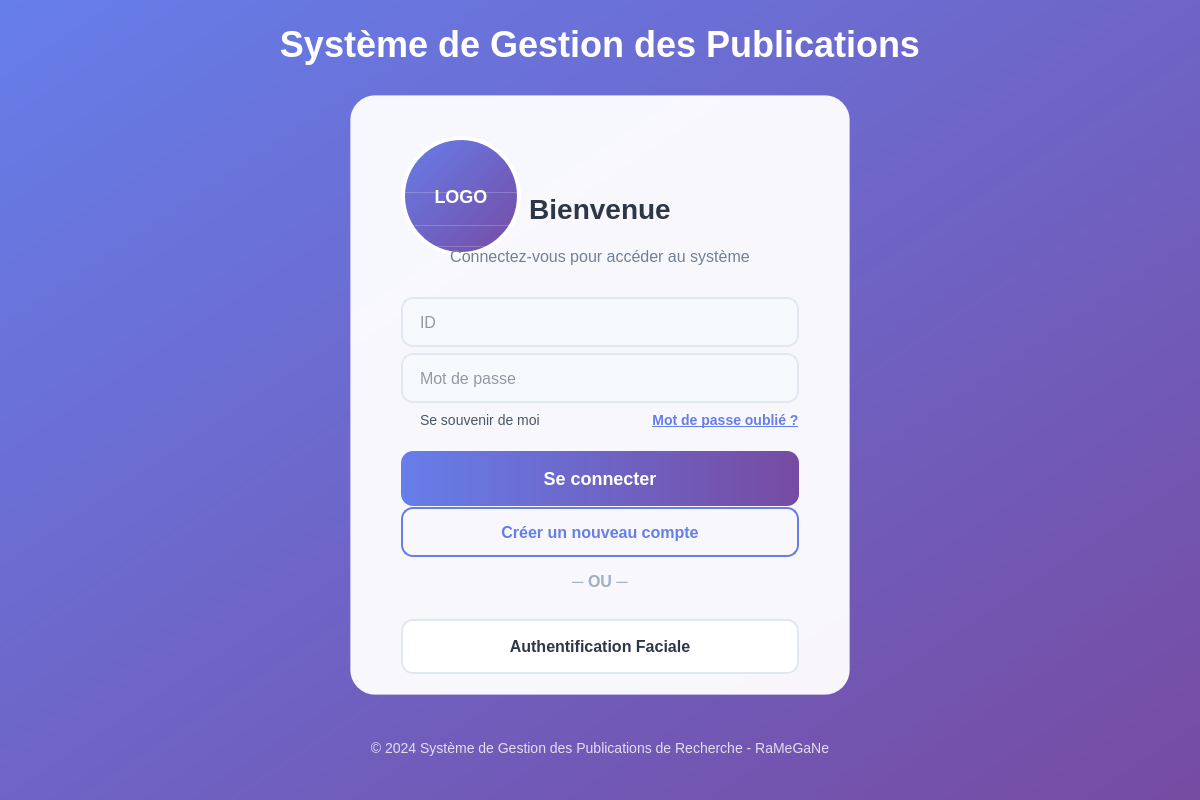
Above: login.ui from Mohamedrayenouerghui/Smart_Reaseach_Publication_Management before the change. Below: the same form after it.
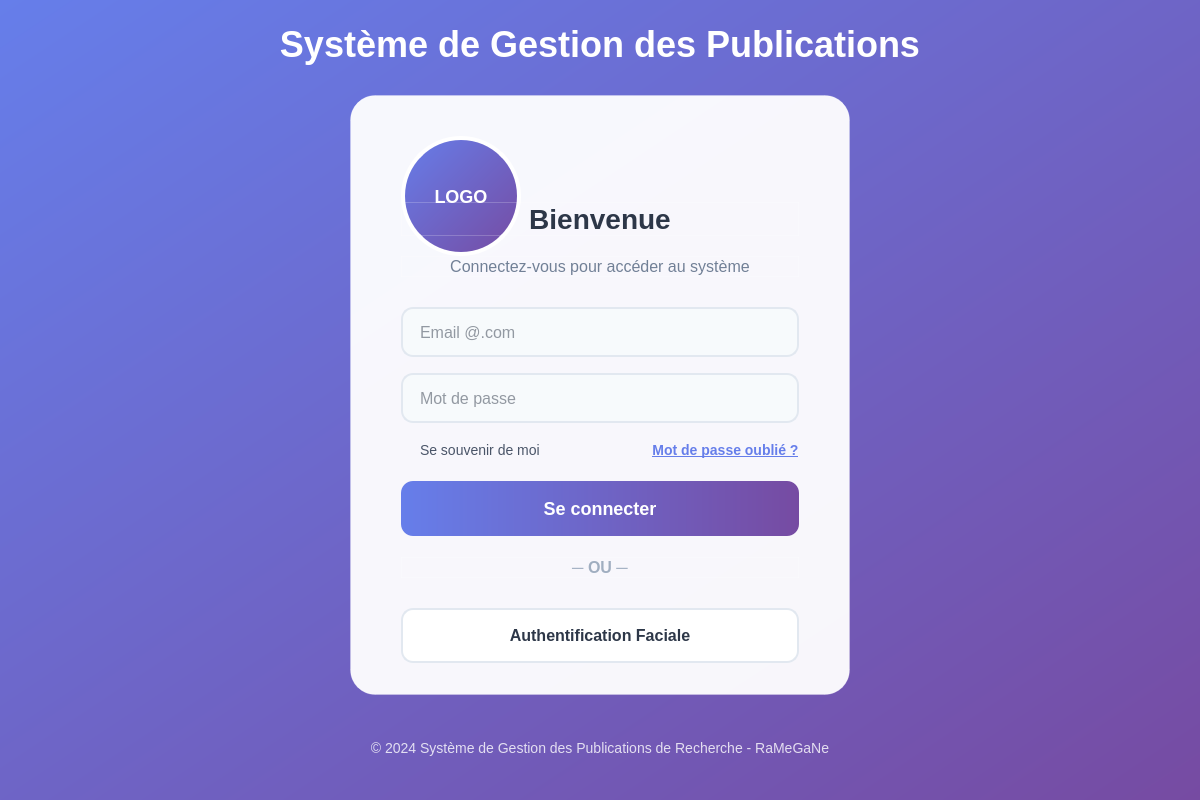
That is the form after the change. Icons and pictures are not drawn.

Commit message: Update login and users modules for research management system

Patch:
```diff
--- a/login.ui
+++ b/login.ui
@@ -247,7 +247,7 @@
 }</string>
           </property>
           <property name="placeholderText">
-           <string>ID</string>
+           <string>Email @.com</string>
           </property>
          </widget>
         </item>
@@ -361,34 +361,6 @@
           </property>
          </widget>
         </item>
-        <item>
-         <widget class="QPushButton" name="signupBtn">
-          <property name="minimumSize">
-           <size>
-            <width>0</width>
-            <height>50</height>
-           </size>
-          </property>
-          <property name="styleSheet">
-           <string notr="true">QPushButton {
-    background-color: transparent;
-    color: #667eea;
-    border: 2px solid #667eea;
-    border-radius: 12px;
-    font-size: 16px;
-    font-weight: 600;
-}
-QPushButton:hover {
-    background-color: rgba(102, 126, 234, 0.1);
-    border: 2px solid #764ba2;
-    color: #764ba2;
-}</string>
-          </property>
-          <property name="text">
-           <string>Créer un nouveau compte</string>
-          </property>
-         </widget>
-        </item>
         <item>
          <widget class="QLabel" name="orLabel">
           <property name="styleSheet">
```
The commit also changes 8 other files.
